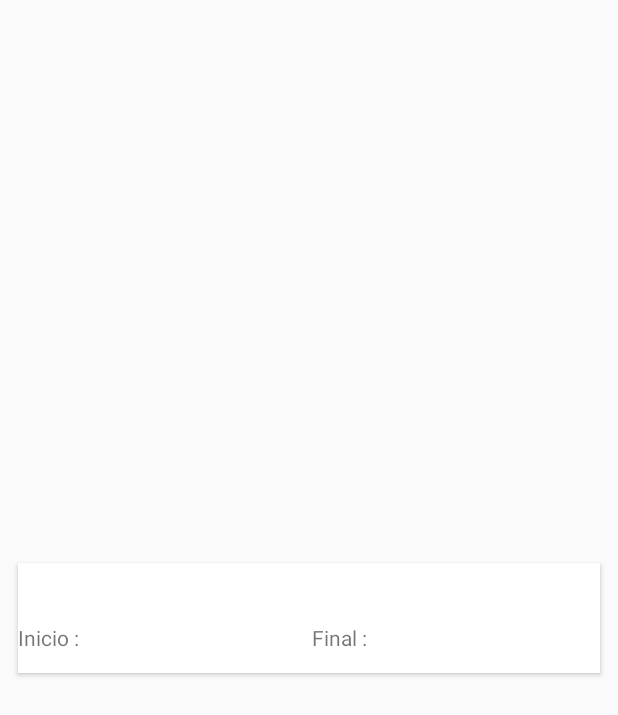
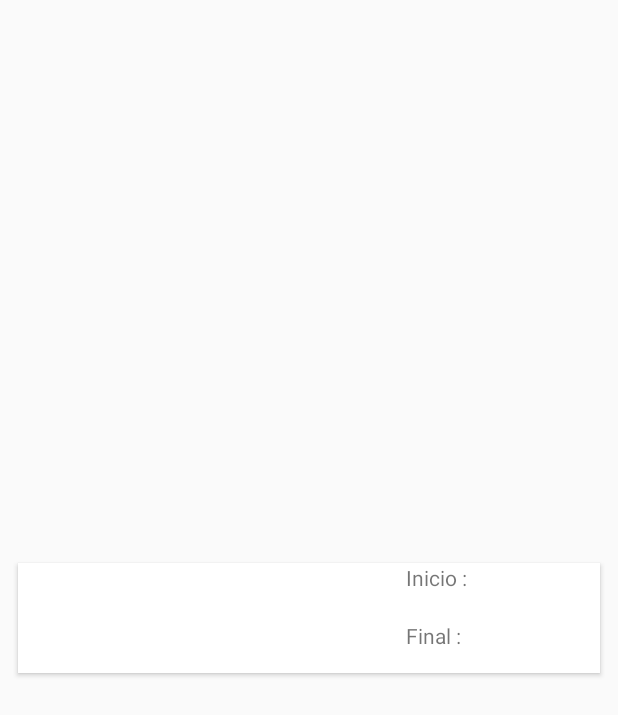
Before and after one commit to MathBrandino/RoteiroApp, an Android app: the layout roteiro_item.xml on its own in the app's theme, with its tools: preview values and no code run, on a phone screen of 412 x 824 dp. Shown: the top 715 px of the screen. Run offline under Robolectric (Android 15) with nearby library versions, the phone set to English and light mode, and no system bars.

Commit message:
mudanca layout item viagens

```diff
--- a/src/main/AndroidManifest.xml
+++ b/src/main/AndroidManifest.xml
@@ -25,7 +25,8 @@
         android:allowBackup="true"
         android:icon="@drawable/ic_launcher"
         android:label="@string/app_name"
-        android:theme="@style/Theme.AppCompat.Light.DarkActionBar" >
+        android:theme="@style/Theme.AppCompat.Light.DarkActionBar"
+        >
 
 
 
@@ -57,11 +58,13 @@
         <activity
             android:name=".activity.FormularioParadaActivity"
             android:label="Cadastro de Parada "
+            android:windowSoftInputMode="stateHidden"
             />
 
         <activity
             android:name=".activity.FormularioViagemActivity"
             android:label="Cadastro de Viagem"
+            android:windowSoftInputMode="stateHidden"
             />
 
         <activity android:name=".activity.MostraViagemActivity"
--- a/src/main/java/br/com/caelum/roteirosapp/activity/adapter/RoteiroViagemAdapter.java
+++ b/src/main/java/br/com/caelum/roteirosapp/activity/adapter/RoteiroViagemAdapter.java
@@ -110,6 +110,9 @@
             }
         });
 
+
+
+
         return view;
     }
 
--- a/src/main/java/br/com/caelum/roteirosapp/activity/fragment/MapaFragment.java
+++ b/src/main/java/br/com/caelum/roteirosapp/activity/fragment/MapaFragment.java
@@ -26,9 +26,6 @@
     private Parada parada;
 
 
-    public MapaFragment() {
-    }
-
     @Override
     public void onResume() {
         super.onResume();
--- a/src/main/java/br/com/caelum/roteirosapp/activity/fragment/MapaRoteiroFragment.java
+++ b/src/main/java/br/com/caelum/roteirosapp/activity/fragment/MapaRoteiroFragment.java
@@ -57,7 +57,7 @@
             markerOptions.title(viagem.getNome()).snippet(parada.getDescricao()).visible(true).position(latLngNovo);
 
             PolylineOptions polylineOptions = new PolylineOptions();
-            polylineOptions.add(latLng, latLngNovo).visible(true).width(6).color(Color.RED);
+            polylineOptions.add(latLng, latLngNovo).visible(true).width(6).color(Color.BLUE);
 
             map.addMarker(markerOptions);
             map.addPolyline(polylineOptions);
--- a/src/main/res/layout/activity_roteiros.xml
+++ b/src/main/res/layout/activity_roteiros.xml
@@ -6,7 +6,6 @@
     android:paddingRight="@dimen/activity_horizontal_margin"
     android:paddingTop="@dimen/activity_vertical_margin"
     android:paddingBottom="@dimen/activity_vertical_margin"
-    android:background="@color/material_deep_teal_200"
     tools:context=".RoteirosActivity">
 
     <ListView
--- a/src/main/res/layout/roteiro_item.xml
+++ b/src/main/res/layout/roteiro_item.xml
@@ -5,44 +5,44 @@
         android:layout_height="80dp"
         android:layout_gravity="center"
         android:layout_margin="10dp"
-        android:background="@color/primary_material_light"
         card_view:cardCornerRadius="0dp"
         card_view:cardUseCompatPadding="true">
 
         <LinearLayout
             android:layout_width="match_parent"
             android:layout_height="match_parent"
-            android:orientation="vertical">
+            android:orientation="horizontal">
 
             <TextView
-                android:layout_width="match_parent"
+                android:layout_width="0dp"
                 android:layout_height="40dp"
+                android:layout_weight="2"
                 android:textSize="20sp"
                 android:textStyle="bold"
+                android:layout_gravity="center"
                 android:textAlignment="center"
                 android:id="@+id/viagem_nome"/>
 
             <LinearLayout
-                android:layout_width="match_parent"
+                android:layout_width="0dp"
                 android:layout_height="wrap_content"
-                android:orientation="horizontal">
+                android:layout_weight="1"
+                android:orientation="vertical">
                 <TextView
                     android:layout_width="wrap_content"
                     android:layout_height="match_parent"
                     android:text="Inicio : "/>
                 <TextView
-                    android:layout_width="0dp"
+                    android:layout_width="wrap_content"
                     android:layout_height="match_parent"
-                    android:layout_weight="1"
                     android:id="@+id/viagem_inicio"/>
                 <TextView
                     android:layout_width="wrap_content"
                     android:layout_height="match_parent"
                     android:text="Final : "/>
                 <TextView
-                    android:layout_width="0dp"
+                    android:layout_width="wrap_content"
                     android:layout_height="match_parent"
-                    android:layout_weight="1"
                     android:id="@+id/viagem_final"/>
 
             </LinearLayout>
--- /dev/null
+++ b/src/main/res/values/colors.xml
@@ -0,0 +1,5 @@
+<?xml version="1.0" encoding="utf-8"?>
+<resources>
+    <color name="linha_par">#7BCBFF</color>
+    <color name="linha_impar">#ADFAF6</color>
+</resources>
```
Also changed, not shown: src/main/java/br/com/caelum/roteirosapp/activity/actionBar/ContextActionBarParada.java (+22 -0 lines), src/main/java/br/com/caelum/roteirosapp/activity/adapter/RoteiroAdapter.java (+6 -8 lines).
